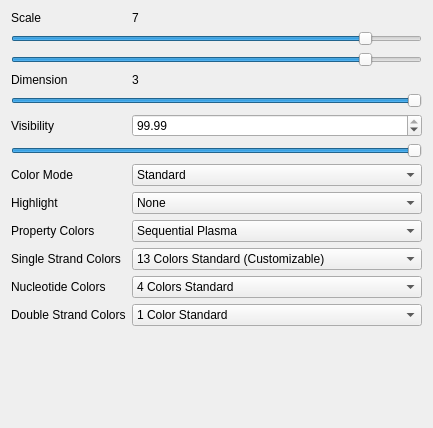
Qt form AdenitaCoreSE/form/SEAdenitaVisualModelProperties.ui (edellano/Adenita-SAMSON-Edition) before a commit.
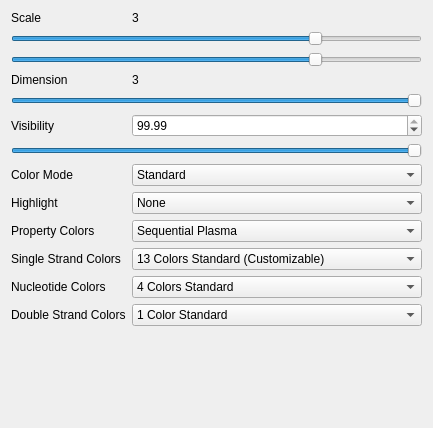
The same form after that commit.

Diff of the .ui file:
```diff
--- a/AdenitaCoreSE/form/SEAdenitaVisualModelProperties.ui
+++ b/AdenitaCoreSE/form/SEAdenitaVisualModelProperties.ui
@@ -32,17 +32,20 @@
      <item row="0" column="1">
       <widget class="QLabel" name="lblScale">
        <property name="text">
-        <string>7</string>
+        <string>3</string>
        </property>
       </widget>
      </item>
      <item row="1" column="0" colspan="2">
       <widget class="QSlider" name="hslDiscreteScale">
        <property name="maximum">
-        <number>8</number>
+        <number>4</number>
+       </property>
+       <property name="pageStep">
+        <number>1</number>
        </property>
        <property name="value">
-        <number>7</number>
+        <number>3</number>
        </property>
        <property name="orientation">
         <enum>Qt::Horizontal</enum>
@@ -52,7 +55,7 @@
      <item row="2" column="0" colspan="2">
       <widget class="QSlider" name="hslScale">
        <property name="maximum">
-        <number>80</number>
+        <number>40</number>
        </property>
        <property name="singleStep">
         <number>1</number>
@@ -61,10 +64,10 @@
         <number>10</number>
        </property>
        <property name="value">
-        <number>70</number>
+        <number>30</number>
        </property>
        <property name="sliderPosition">
-        <number>70</number>
+        <number>30</number>
        </property>
        <property name="orientation">
         <enum>Qt::Horizontal</enum>
```
